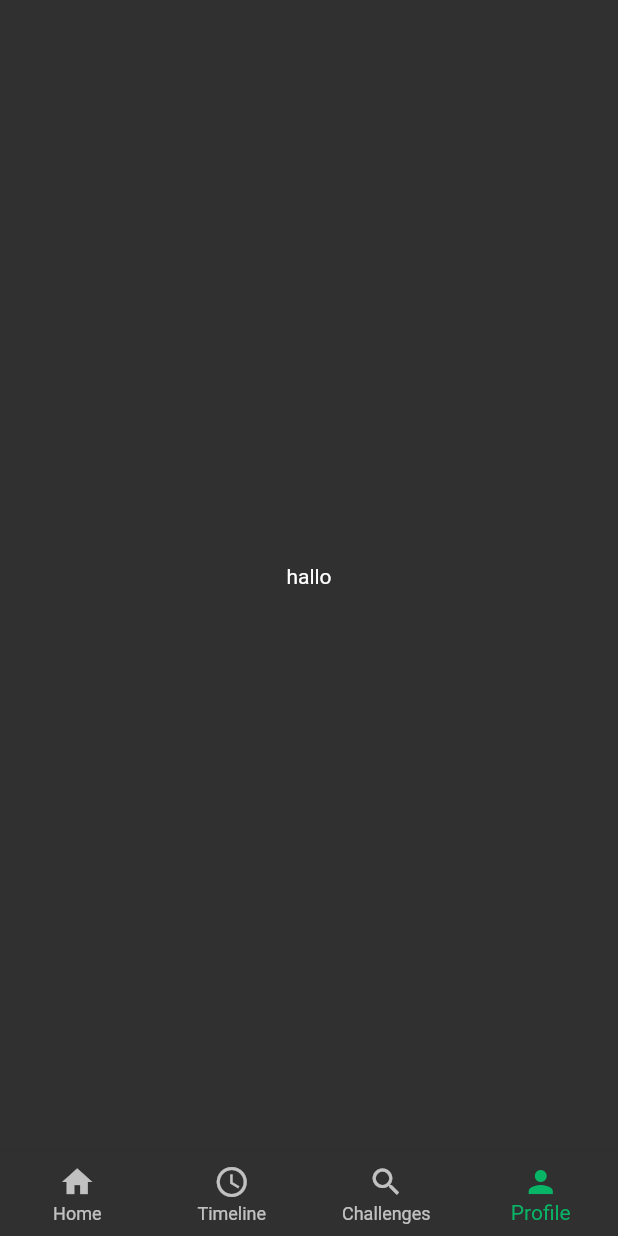
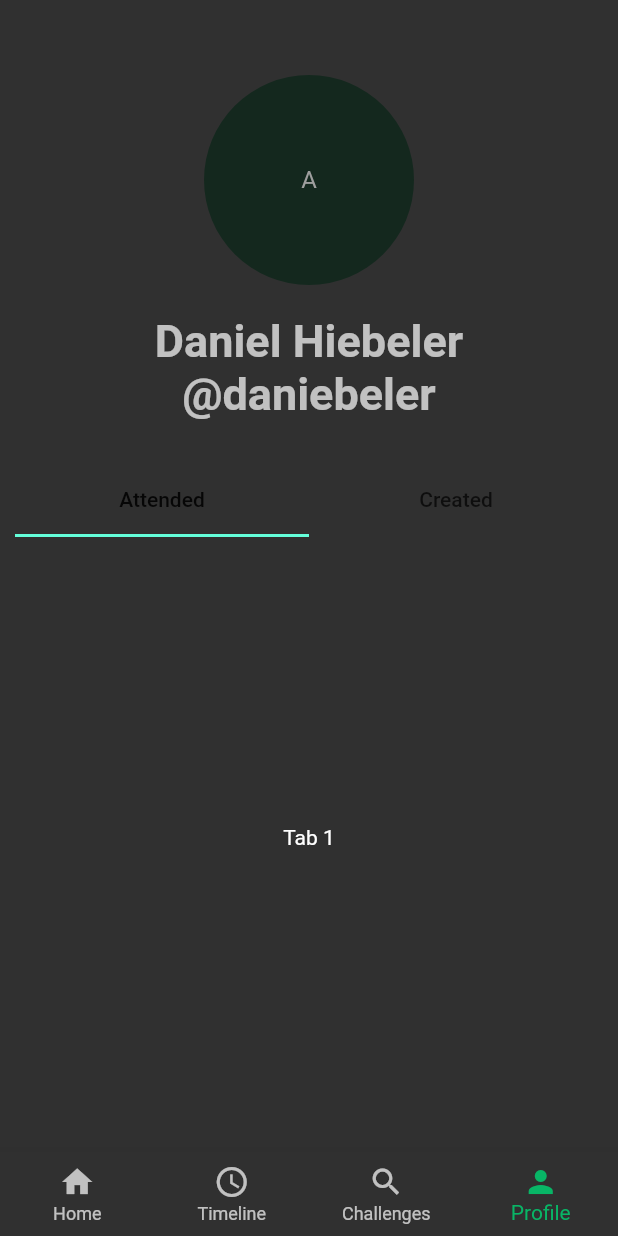
Before and after one commit to Hiebeler/lawof100-frontend, a Flutter app: the screen it shows after launch, item 4 of the bottom bar chosen, on a phone screen of 412 x 824 dp. Run offline on Flutter 3.47's test engine with Material 2 defaults, Android fonts, the light colour scheme and no system bars; Roboto replaces fonts that are missing (Arial, Hind).

Commit message:
Started with profile-page

```diff
--- a/lib/profile.dart
+++ b/lib/profile.dart
@@ -7,9 +7,71 @@ class Profile extends StatefulWidget {
   State<Profile> createState() => _ProfileState();
 }
 
-class _ProfileState extends State<Profile> {
+class _ProfileState extends State<Profile> with TickerProviderStateMixin {
+  late TabController _tabController;
+
+  @override
+  void initState() {
+    super.initState();
+
+    _tabController = TabController(length: 2, vsync: this);
+  }
+
+  @override
+  void dispose() {
+    super.dispose();
+    _tabController.dispose();
+  }
+
   @override
   Widget build(BuildContext context) {
-    return Center(child: Text("hallo"));
+    return Padding(
+      padding: EdgeInsets.all(10),
+      child: Column(
+        children: [
+          const Center(
+            child: Padding(
+              padding: EdgeInsets.only(top: 40),
+              child: CircleAvatar(
+                backgroundColor: Color.fromRGBO(20, 40, 30, 1),
+                radius: 70,
+                child: Text('A'),
+              ),
+            ),
+          ),
+          Center(
+            child: Padding(
+              padding: EdgeInsets.only(top: 20),
+              child: Text(
+                'Daniel Hiebeler',
+                style: Theme.of(context).textTheme.headline1,
+              ),
+            ),
+          ),
+          Center(
+            child: Padding(
+              padding: EdgeInsets.only(bottom: 30),
+              child: Text(
+                '@daniebeler',
+                style: Theme.of(context).textTheme.headline1,
+              ),
+            ),
+          ),
+          TabBar(
+            tabs: const [Tab(text: "Attended"), Tab(text: 'Created')],
+            controller: _tabController,
+          ),
+          Expanded(
+            child: TabBarView(
+              children: const [
+                Center(child: Text('Tab 1')),
+                Center(child: Text('Tab 2')),
+              ],
+              controller: _tabController,
+            ),
+          ),
+        ],
+      ),
+    );
   }
 }
```
